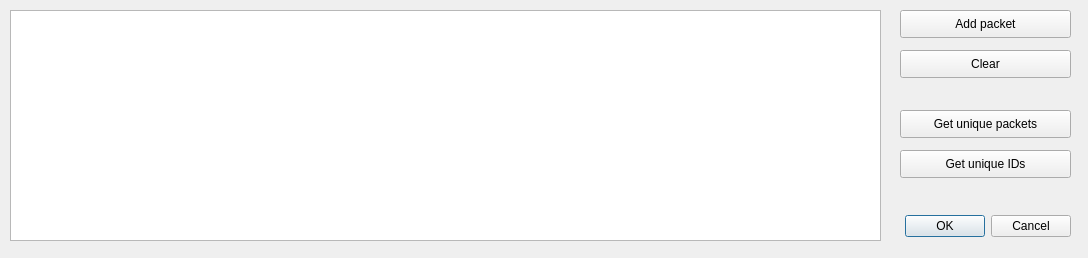
Above: src/ui/newManagePacketsDialog.ui from schutzwerk/CANalyzat0r before the change. Below: the same form after it.
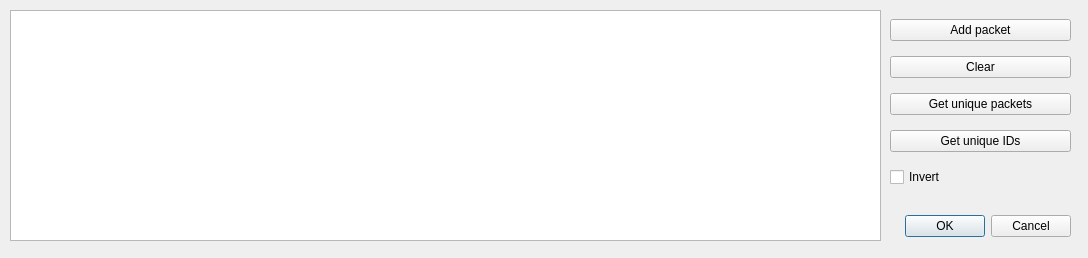
That is the form after the change.

Commit message: Add ability to invert ignored packets

Diff of the .ui file:
```diff
--- a/src/ui/newManagePacketsDialog.ui
+++ b/src/ui/newManagePacketsDialog.ui
@@ -54,57 +54,52 @@
     <bool>true</bool>
    </attribute>
   </widget>
-  <widget class="QPushButton" name="buttonManagePacketsDialogAdd">
+  <widget class="QWidget" name="gridLayoutWidget">
    <property name="geometry">
     <rect>
-     <x>900</x>
+     <x>890</x>
      <y>10</y>
-     <width>171</width>
-     <height>28</height>
+     <width>181</width>
+     <height>191</height>
     </rect>
    </property>
+   <layout class="QGridLayout" name="gridLayout">
+    <item row="2" column="0">
+     <widget class="QPushButton" name="buttonManagePacketsDialogUniquePackets">
+      <property name="text">
+       <string>Get unique packets</string>
+      </property>
+     </widget>
+    </item>
+    <item row="0" column="0">
+     <widget class="QPushButton" name="buttonManagePacketsDialogAdd">
    <property name="text">
     <string>Add packet</string>
    </property>
   </widget>
+    </item>
+    <item row="1" column="0">
   <widget class="QPushButton" name="buttonManagePacketsDialogClear">
-   <property name="geometry">
-    <rect>
-     <x>900</x>
-     <y>50</y>
-     <width>171</width>
-     <height>28</height>
-    </rect>
-   </property>
    <property name="text">
     <string>Clear</string>
    </property>
   </widget>
-  <widget class="QPushButton" name="buttonManagePacketsDialogUniquePackets">
-   <property name="geometry">
-    <rect>
-     <x>900</x>
-     <y>110</y>
-     <width>171</width>
-     <height>28</height>
-    </rect>
-   </property>
-   <property name="text">
-    <string>Get unique packets</string>
-   </property>
-  </widget>
+    </item>
+    <item row="3" column="0">
   <widget class="QPushButton" name="buttonManagePacketsDialogUniqueIDs">
-   <property name="geometry">
-    <rect>
-     <x>900</x>
-     <y>150</y>
-     <width>171</width>
-     <height>28</height>
-    </rect>
-   </property>
    <property name="text">
     <string>Get unique IDs</string>
    </property>
+     </widget>
+    </item>
+    <item row="4" column="0">
+     <widget class="QCheckBox" name="checkBoxManagePacketsDialogInvert">
+      <property name="text">
+       <string>Invert</string>
+      </property>
+     </widget>
+    </item>
+   </layout>
   </widget>
  </widget>
  <resources/>
```
Lines whose indentation alone changed are shown as unchanged. The commit also changes 1 other file.
